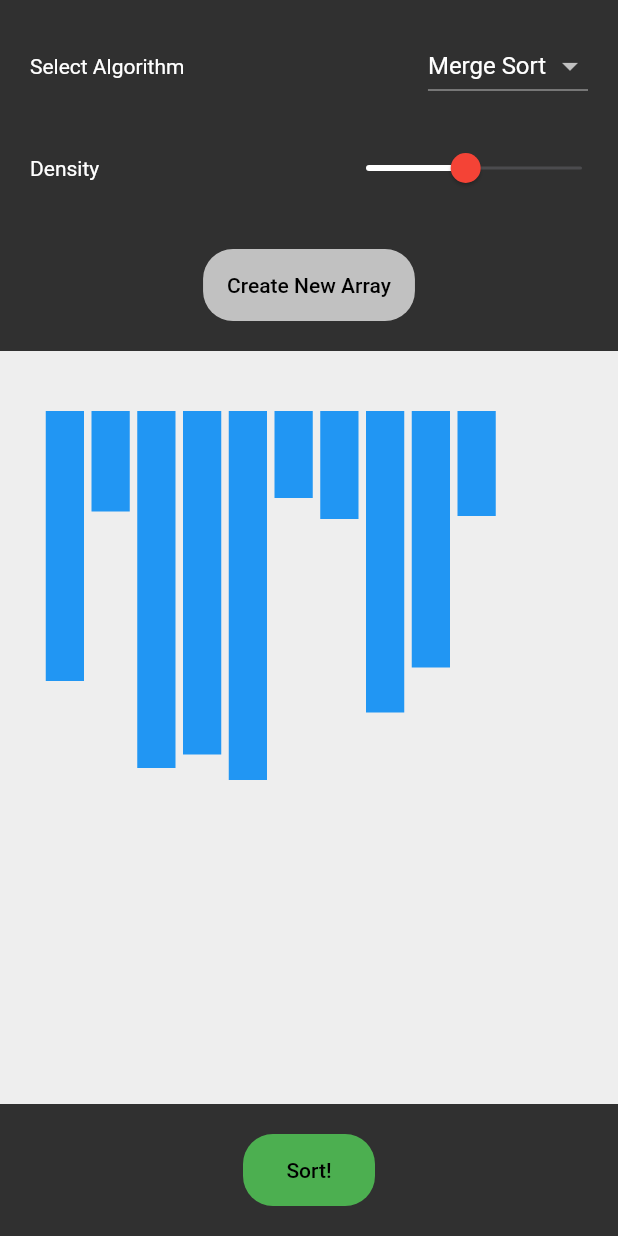
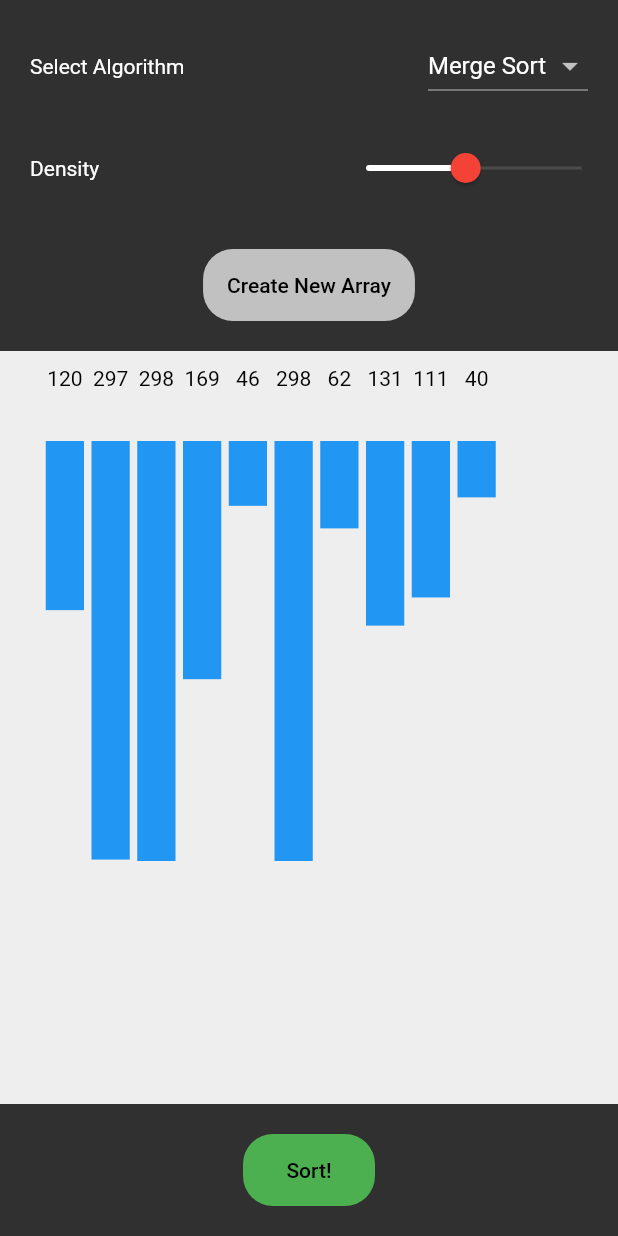
Before and after one commit to Aman-Ladla/sorting_algos, a Flutter app: the screen it shows after launch, after a tap on "Create New Array", on a phone screen of 412 x 824 dp. Run offline on Flutter 3.47's test engine with Material 2 defaults, Android fonts, the phone set to English and light mode, and no system bars.

Commit message:
Array Elements added!

```diff
--- a/lib/painter.dart
+++ b/lib/painter.dart
@@ -1,6 +1,4 @@
-import 'package:flutter/foundation.dart';
 import 'package:flutter/material.dart';
-import 'package:sorting_algos/screen/mainScreen.dart';
 
 Paint _paint;
 List<List<int>> temp = [];
@@ -11,15 +9,17 @@ int leftp;
 int rightp;
 String algo;
 bool end;
+int max;
 
 class PaintingWdt extends StatefulWidget {
-  PaintingWdt(List<int> x, double x1, int l, int r, String a, bool e) {
+  PaintingWdt(List<int> x, double x1, int l, int r, String a, bool e, int h) {
     arr = x;
     width = x1;
     leftp = l;
     rightp = r;
     algo = a;
     end = e;
+    max = h;
   }
 
   @override
@@ -47,6 +47,7 @@ class Painter extends CustomPainter {
   @override
   void paint(Canvas canvas, Size size) {
     double a = 0.0;
+    double b = 0.0;
     for (int i = 0; i < arr.length; i++) {
       if (algo == 'Merge Sort' || algo == 'Bubble Sort') {
         if (i >= leftp && i <= rightp) {
@@ -66,8 +67,24 @@ class Painter extends CustomPainter {
         }
       }
       canvas.drawRect(
-          Rect.fromLTWH(a += width + 5, 40.0, width, arr[i].toDouble()),
+          Rect.fromLTWH(
+              a += width + 5, 60.0, width, (arr[i].toDouble()) / max * 280),
           _paint);
+      final textStyle = TextStyle(
+        color: Colors.black,
+      );
+      final textSpan = TextSpan(
+        text: arr[i].toString(),
+        style: textStyle,
+      );
+      final textPainter = TextPainter(
+          text: textSpan,
+          textDirection: TextDirection.ltr,
+          textAlign: TextAlign.center,
+          maxLines: 3);
+      final offset = Offset(b += width + 5, 10);
+      textPainter.layout(minWidth: width, maxWidth: width);
+      textPainter.paint(canvas, offset);
     }
     print('hello 0');
     print('paint method called abcd');
--- a/lib/screen/mainScreen.dart
+++ b/lib/screen/mainScreen.dart
@@ -22,6 +22,7 @@ class _MainScreenState extends State<MainScreen> {
   var chosenAlgo;
   List<int> a = [];
   bool endflag = false;
+  int highest = 0;
 
   //Algorithms
 
@@ -302,9 +303,12 @@ sub-array of arr to be sorted */
       arr.clear();
       tbp.clear();
       for (int i = 0; i < density; i++) {
-        int x = random.nextInt(290) + 20;
+        int x = random.nextInt(280) + 20;
         arr.add(x);
         tbp.add(x);
+        if (highest < x) {
+          highest = x;
+        }
       }
     });
   }
@@ -427,7 +431,7 @@ sub-array of arr to be sorted */
                         width: double.maxFinite,
                         color: Color(0xffeeeeee),
                         child: PaintingWdt(tbp, (17 / density) * 15, left,
-                            right, selectedAlgo, endflag),
+                            right, selectedAlgo, endflag, highest),
                       ),
                     ),
                     Padding(
```
